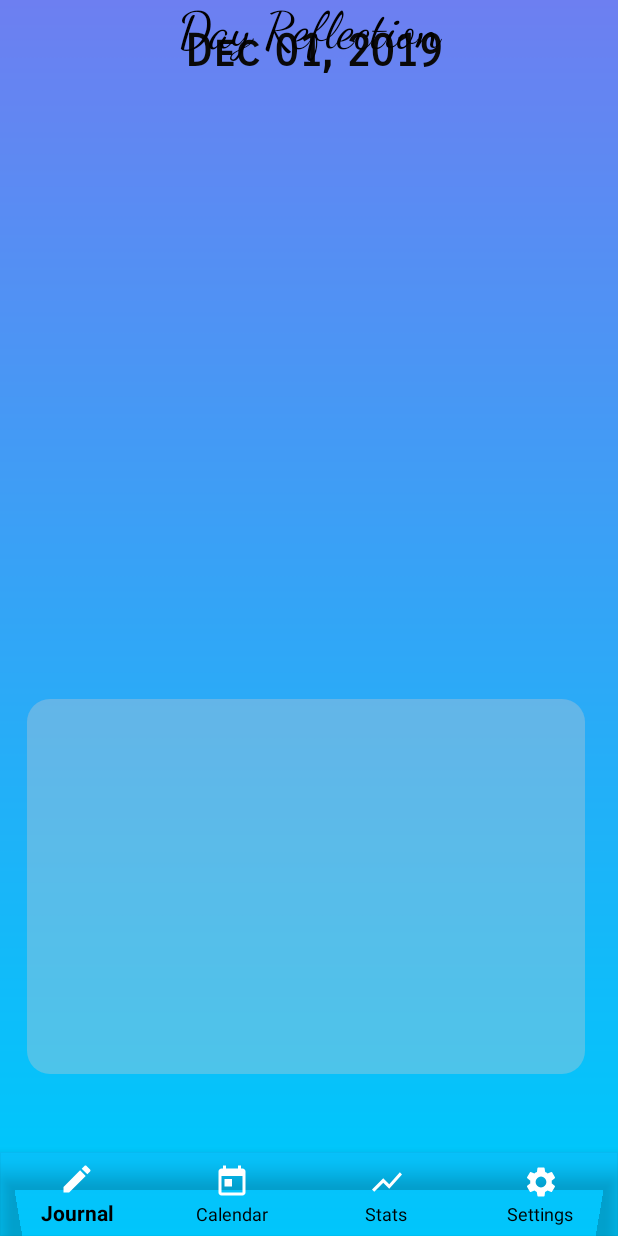
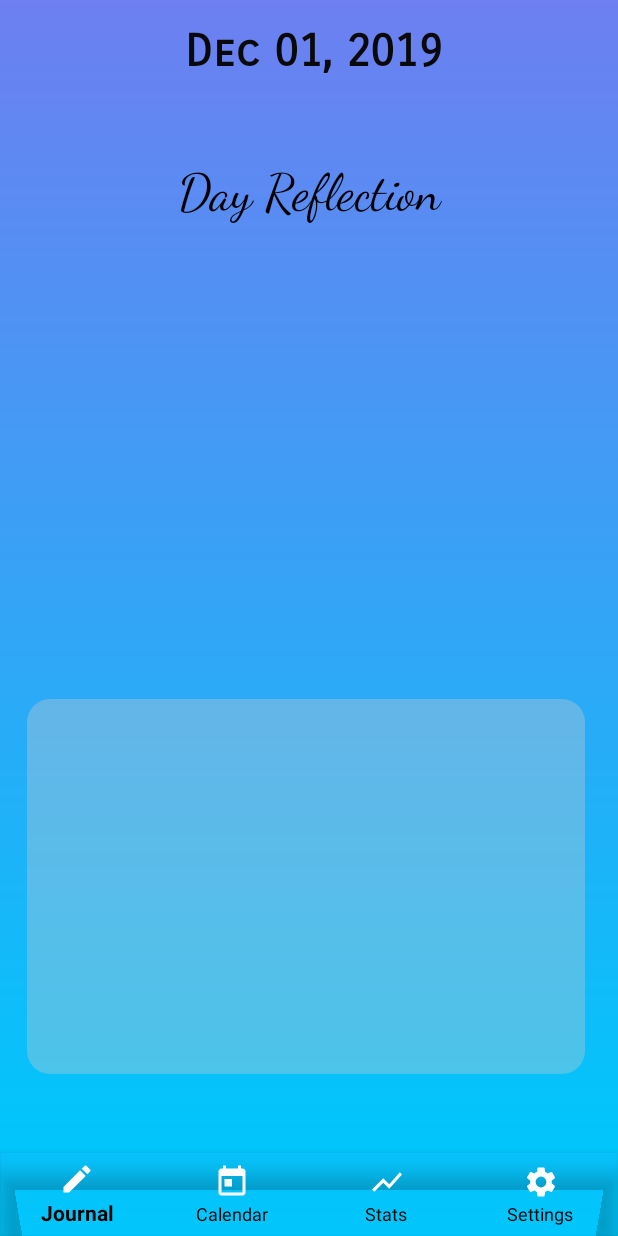
Before and after one commit to russe447/DailyJournal, an Android app: the screen it shows after launch (HomeScreenActivity), on a phone screen of 412 x 824 dp. Run offline under Robolectric (Android 15) with nearby library versions, the phone set to English and light mode, and no system bars.

Commit message:
firebase2

```diff
--- a/app/src/main/res/layout/home_screen.xml
+++ b/app/src/main/res/layout/home_screen.xml
@@ -48,14 +48,15 @@
         android:id="@+id/textView"
         android:layout_width="209dp"
         android:layout_height="52dp"
+        android:layout_marginBottom="306dp"
         android:fontFamily="cursive"
         android:text="Day Reflection"
         android:textAlignment="center"
         android:textColor="#020000"
         android:textSize="34sp"
+        app:layout_constraintBottom_toTopOf="@+id/editText2"
         app:layout_constraintLeft_toLeftOf="parent"
-        app:layout_constraintRight_toRightOf="parent"
-        tools:layout_editor_absoluteY="71dp" />
+        app:layout_constraintRight_toRightOf="parent" />
 
 
 </androidx.constraintlayout.widget.ConstraintLayout>
```
